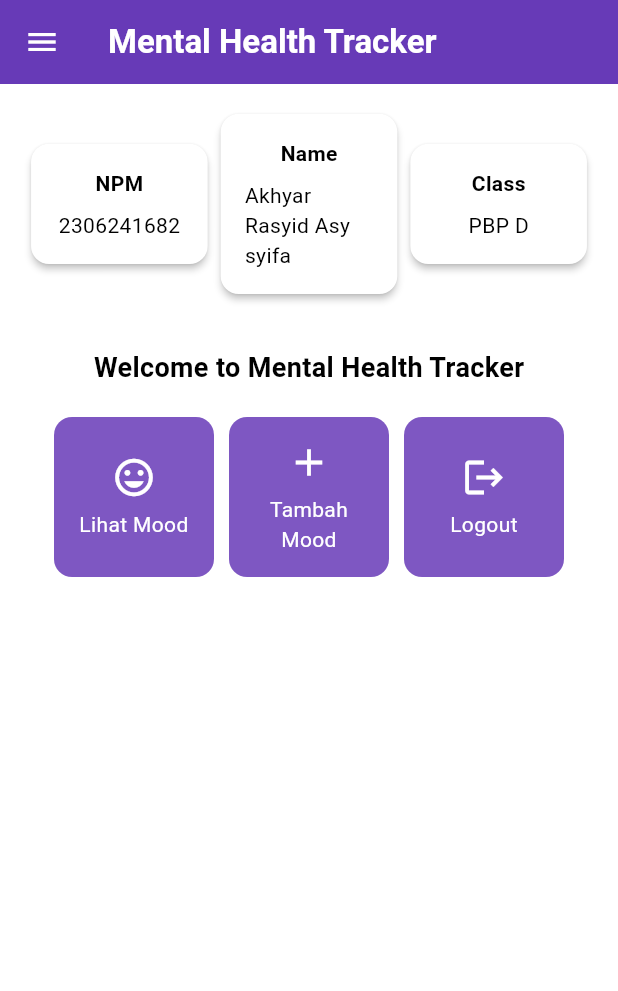
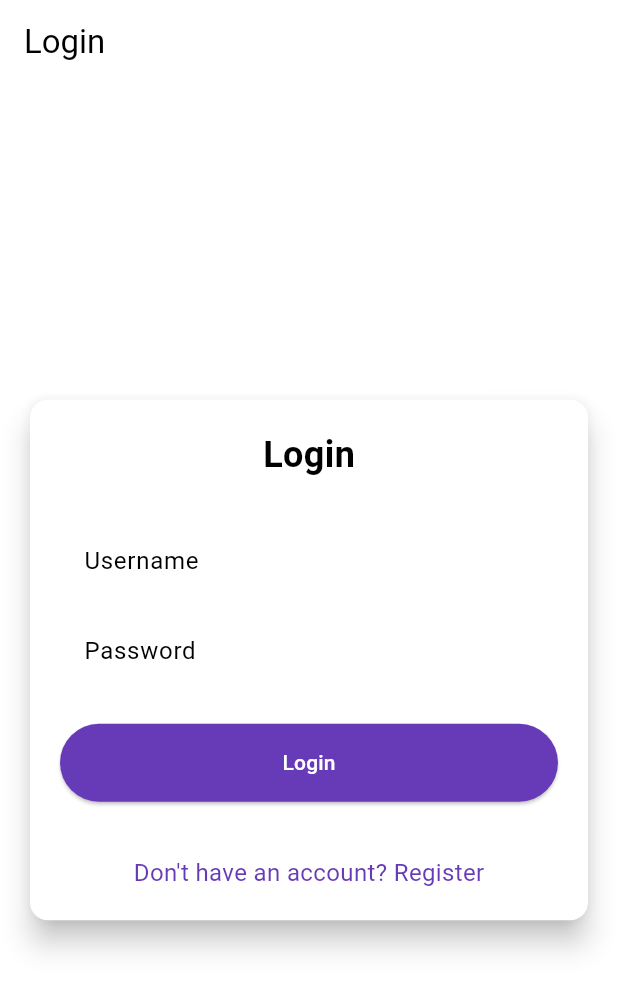
Before and after one commit to akhyarrasyid/mental-health-tracker-mobile, a Flutter app: the screen it shows after launch, on a phone screen of 412 x 824 dp. Shown: the top 991 px of the screen. Run offline on Flutter 3.47's test engine with Material 3 defaults, Android fonts, the phone set to English and light mode, and no system bars; missing offline and left inert: pbp_django_auth.

Commit message:
feat : tutorial 8 selesai

```diff
--- a/lib/main.dart
+++ b/lib/main.dart
@@ -1,5 +1,7 @@
 import 'package:flutter/material.dart';
-import 'package:mental_health_tracker/screens/menu.dart';
+import 'package:mental_health_tracker/screens/login.dart';
+import 'package:pbp_django_auth/pbp_django_auth.dart';
+import 'package:provider/provider.dart';
 
 void main() {
   runApp(const MyApp());
@@ -11,31 +13,21 @@ class MyApp extends StatelessWidget {
   // This widget is the root of your application.
   @override
   Widget build(BuildContext context) {
-    return MaterialApp(
-      title: 'Flutter Demo',
-      debugShowCheckedModeBanner: false,
-      theme: ThemeData(
-        // This is the theme of your application.
-        //
-        // TRY THIS: Try running your application with "flutter run". You'll see
-        // the application has a purple toolbar. Then, without quitting the app,
-        // try changing the seedColor in the colorScheme below to Colors.green
-        // and then invoke "hot reload" (save your changes or press the "hot
-        // reload" button in a Flutter-supported IDE, or press "r" if you used
-        // the command line to start the app).
-        //
-        // Notice that the counter didn't reset back to zero; the application
-        // state is not lost during the reload. To reset the state, use hot
-        // restart instead.
-        //
-        // This works for code too, not just values: Most code changes can be
-        // tested with just a hot reload.
-        colorScheme: ColorScheme.fromSwatch(
-          primarySwatch: Colors.deepPurple,
-        ).copyWith(secondary: Colors.deepPurple[400]),
-        useMaterial3: true,
+    return Provider(
+      create: (_) {
+        CookieRequest request = CookieRequest();
+        return request;
+      },
+      child: MaterialApp(
+        title: 'Mental Health Tracker',
+        theme: ThemeData(
+          useMaterial3: true,
+          colorScheme: ColorScheme.fromSwatch(
+            primarySwatch: Colors.deepPurple,
+          ).copyWith(secondary: Colors.deepPurple[400]),
+        ),
+        home: const LoginPage(),
       ),
-      home: MyHomePage(),
     );
   }
 }
--- /dev/null
+++ b/lib/screens/login.dart
@@ -0,0 +1,181 @@
+import 'package:mental_health_tracker/screens/menu.dart';
+import 'package:flutter/material.dart';
+import 'package:pbp_django_auth/pbp_django_auth.dart';
+import 'package:provider/provider.dart';
+import 'package:mental_health_tracker/screens/register.dart';
+
+void main() {
+  runApp(const LoginApp());
+}
+
+class LoginApp extends StatelessWidget {
+  const LoginApp({super.key});
+
+  @override
+  Widget build(BuildContext context) {
+    return MaterialApp(
+      title: 'Login',
+      theme: ThemeData(
+        useMaterial3: true,
+        colorScheme: ColorScheme.fromSwatch(
+          primarySwatch: Colors.deepPurple,
+        ).copyWith(secondary: Colors.deepPurple[400]),
+      ),
+      home: const LoginPage(),
+    );
+  }
+}
+
+class LoginPage extends StatefulWidget {
+  const LoginPage({super.key});
+
+  @override
+  State<LoginPage> createState() => _LoginPageState();
+}
+
+class _LoginPageState extends State<LoginPage> {
+  final TextEditingController _usernameController = TextEditingController();
+  final TextEditingController _passwordController = TextEditingController();
+
+  @override
+  Widget build(BuildContext context) {
+    final request = context.watch<CookieRequest>();
+
+    return Scaffold(
+      appBar: AppBar(
+        title: const Text('Login'),
+      ),
+      body: Center(
+        child: SingleChildScrollView(
+          padding: const EdgeInsets.all(16.0),
+          child: Card(
+            elevation: 8,
+            shape: RoundedRectangleBorder(
+              borderRadius: BorderRadius.circular(12.0),
+            ),
+            child: Padding(
+              padding: const EdgeInsets.all(20.0),
+              child: Column(
+                mainAxisSize: MainAxisSize.min,
+                children: [
+                  const Text(
+                    'Login',
+                    style: TextStyle(
+                      fontSize: 24.0,
+                      fontWeight: FontWeight.bold,
+                    ),
+                  ),
+                  const SizedBox(height: 30.0),
+                  TextField(
+                    controller: _usernameController,
+                    decoration: const InputDecoration(
+                      labelText: 'Username',
+                      hintText: 'Enter your username',
+                      border: OutlineInputBorder(
+                        borderRadius: BorderRadius.all(Radius.circular(12.0)),
+                      ),
+                      contentPadding:
+                          EdgeInsets.symmetric(horizontal: 12.0, vertical: 8.0),
+                    ),
+                  ),
+                  const SizedBox(height: 12.0),
+                  TextField(
+                    controller: _passwordController,
+                    decoration: const InputDecoration(
+                      labelText: 'Password',
+                      hintText: 'Enter your password',
+                      border: OutlineInputBorder(
+                        borderRadius: BorderRadius.all(Radius.circular(12.0)),
+                      ),
+                      contentPadding:
+                          EdgeInsets.symmetric(horizontal: 12.0, vertical: 8.0),
+                    ),
+                    obscureText: true,
+                  ),
+                  const SizedBox(height: 24.0),
+                  ElevatedButton(
+                    onPressed: () async {
+                      String username = _usernameController.text;
+                      String password = _passwordController.text;
+
+                      // Cek kredensial
+                      // tODO: Ganti URL dan jangan lupa tambahkan trailing slash (/) di akhir URL! (SELESAI)
+                      // Untuk menyambungkan Android emulator dengan Django pada localhost,
+                      // gunakan URL http://10.0.2.2/
+                      final response = await request
+                          .login("http://127.0.0.1:8000/auth/login/", {
+                        'username': username,
+                        'password': password,
+                      });
+
+                      if (request.loggedIn) {
+                        String message = response['message'];
+                        String uname = response['username'];
+                        if (context.mounted) {
+                          Navigator.pushReplacement(
+                            context,
+                            MaterialPageRoute(
+                                builder: (context) => MyHomePage()),
+                          );
+                          ScaffoldMessenger.of(context)
+                            ..hideCurrentSnackBar()
+                            ..showSnackBar(
+                              SnackBar(
+                                  content:
+                                      Text("$message Selamat datang, $uname.")),
+                            );
+                        }
+                      } else {
+                        if (context.mounted) {
+                          showDialog(
+                            context: context,
+                            builder: (context) => AlertDialog(
+                              title: const Text('Login Gagal'),
+                              content: Text(response['message']),
+                              actions: [
+                                TextButton(
+                                  child: const Text('OK'),
+                                  onPressed: () {
+                                    Navigator.pop(context);
+                                  },
+                                ),
+                              ],
+                            ),
+                          );
+                        }
+                      }
+                    },
+                    style: ElevatedButton.styleFrom(
+                      foregroundColor: Colors.white,
+                      minimumSize: Size(double.infinity, 50),
+                      backgroundColor: Theme.of(context).colorScheme.primary,
+                      padding: const EdgeInsets.symmetric(vertical: 16.0),
+                    ),
+                    child: const Text('Login'),
+                  ),
+                  const SizedBox(height: 36.0),
+                  GestureDetector(
+                    onTap: () {
+                      Navigator.push(
+                        context,
+                        MaterialPageRoute(
+                            builder: (context) => const RegisterPage()),
+                      );
+                    },
+                    child: Text(
+                      'Don\'t have an account? Register',
+                      style: TextStyle(
+                        color: Theme.of(context).colorScheme.primary,
+                        fontSize: 16.0,
+                      ),
+                    ),
+                  ),
+                ],
+              ),
+            ),
+          ),
+        ),
+      ),
+    );
+  }
+}
--- a/pubspec.yaml
+++ b/pubspec.yaml
@@ -35,6 +35,9 @@ dependencies:
   # The following adds the Cupertino Icons font to your application.
   # Use with the CupertinoIcons class for iOS style icons.
   cupertino_icons: ^1.0.8
+  pbp_django_auth: ^0.4.0
+  provider: ^6.1.2
+  http: ^1.2.2
 
 dev_dependencies:
   flutter_test:
```
Also changed, not shown: lib/models/mood_entry.dart (added, +68 -0 lines), lib/screens/list_moodentry.dart (added, +90 -0 lines), lib/screens/moodentry_form.dart (+38 -27 lines), lib/screens/register.dart (added, +166 -0 lines), lib/widgets/left_drawer.dart (+12 -0 lines), lib/widgets/mood_card.dart (+34 -1 lines), pubspec.lock, 2 other files.
